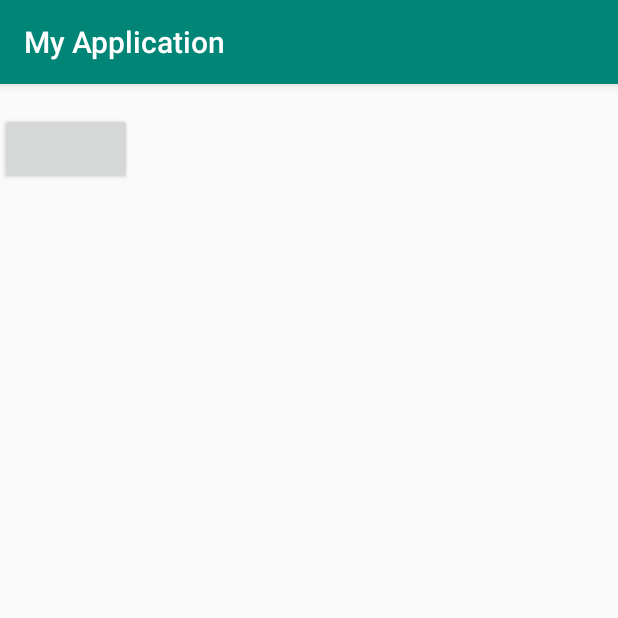
After one commit to friendshipkim97/Android-Practice, an Android app: the LifeCycleExam screen opened directly, with no data from a screen before it, on a phone screen of 412 x 824 dp, the top half of it. The commit adds this screen. Run offline under Robolectric (Android 15) with nearby library versions, the phone set to English and light mode, and no system bars.

Commit message:
Update LifeCycle

```diff
--- a/app/src/main/AndroidManifest.xml
+++ b/app/src/main/AndroidManifest.xml
@@ -18,7 +18,10 @@
         android:roundIcon="@mipmap/ic_launcher_round"
         android:supportsRtl="true"
         android:theme="@style/AppTheme">
-        <activity android:name=".ViewpagerExam"></activity>
+        <activity android:name=".LifeCycleSubExam" android:theme="@android:style/Theme.Translucent">
+        </activity>
+        <activity android:name=".LifeCycleExam" />
+        <activity android:name=".ViewpagerExam" />
         <activity android:name=".RadioButtonExam" />
         <activity android:name=".CheckBoxExam" />
         <activity android:name=".FirebaseListExample" />
--- /dev/null
+++ b/app/src/main/java/com/cookandroid/myapplication/LifeCycleExam.java
@@ -0,0 +1,67 @@
+package com.cookandroid.myapplication;
+
+import androidx.appcompat.app.AppCompatActivity;
+
+import android.content.Intent;
+import android.os.Bundle;
+import android.util.Log;
+import android.view.View;
+
+public class LifeCycleExam extends AppCompatActivity {
+
+    @Override
+    protected void onCreate(Bundle savedInstanceState) { // Activity가 생성이 될때 어떠한 행동을 해줄것이냐를 적어주는 것
+        super.onCreate(savedInstanceState);
+        setContentView(R.layout.activity_life_cycle_exam); // r은 res폴더를 의미한다.
+        // 액티비티 또는 프레그먼트가 생성 되었을 때 이곳 내부 구문들을 실행한다.
+        Log.e("onCreate", "ENTER");
+
+        findViewById(R.id.btn_lifeCycleTest).setOnClickListener(new View.OnClickListener() {
+            @Override
+            public void onClick(View view) {
+                startActivity(new Intent(LifeCycleExam.this, LifeCycleSubExam.class));
+            }
+        });
+    }
+
+    @Override
+    protected void onStart() {
+        super.onStart();
+        Log.e("onStart", "ENTER");
+    }
+
+    @Override
+    protected void onResume() {
+        super.onResume();
+        // 중지 되어있던 액티비티가 다시 재개(재 실행) 되는 시점에서 이곳 내부구문들을 실행 ( ex) a -> b 액티비티로갔다가 b 액티비티가 소멸되었을 때 실행)
+        Log.e("onResume", "ENTER");
+    }
+
+    @Override
+    protected void onPause() {
+        super.onPause();
+        // 중지 상태(홈 버튼을 눌러서 바깥으로 잠깐 빠져나갔을 때(앱을 종료한게 아님), 다른 액티비티가 활성화 되어있을 때(안드로이드는 한 화면밖에 띄울 수 없다.)일 때 이곳 내부구문들을 실행
+        Log.e("onPause", "ENTER");
+    }
+
+    @Override
+    protected void onStop() { // 기존 액티비티가 안보이는 상태(투명하게라도 보이면 호출되지 않음)까지 도달했을 때 onStop이 호출된다. , 런쳐화면 자체도 액티비티이다. 우리가 구현을 안했을 뿐
+        super.onStop();
+        Log.e("onStop", "ENTER");
+    }
+
+    @Override
+    protected void onRestart() {
+        super.onRestart();
+        Log.e("onRestart", "ENTER");
+    }
+
+    @Override
+    protected void onDestroy() {
+        super.onDestroy();
+        // 화면이 파괴되어서 소멸했을 때의 시점 일 때 이곳 내부구문들을 실행
+        Log.e("onDestroy", "ENTER");
+    }
+
+
+}
--- /dev/null
+++ b/app/src/main/res/layout/activity_life_cycle_exam.xml
@@ -0,0 +1,23 @@
+<?xml version="1.0" encoding="utf-8"?>
+<LinearLayout xmlns:android="http://schemas.android.com/apk/res/android"
+    xmlns:app="http://schemas.android.com/apk/res-auto"
+    xmlns:tools="http://schemas.android.com/tools"
+    android:layout_width="match_parent"
+    android:layout_height="match_parent"
+    android:orientation="vertical"
+    tools:context=".LifeCycleExam">
+
+    <TextView
+        android:layout_width="wrap_content"
+        android:layout_height="wrap_content">
+
+    </TextView>
+
+    <Button
+        android:id="@+id/btn_lifeCycleTest"
+        android:layout_width="wrap_content"
+        android:layout_height="wrap_content"
+        >
+    </Button>
+
+</LinearLayout>
--- a/app/src/main/res/layout/activity_main.xml
+++ b/app/src/main/res/layout/activity_main.xml
@@ -211,6 +211,12 @@
             android:layout_height="wrap_content"
             android:text="viewPager이동">
         </Button>
+        <Button
+            android:id="@+id/lifeCycle_move"
+            android:layout_width="wrap_content"
+            android:layout_height="wrap_content"
+            android:text="lifeCycle이동">
+        </Button>
 
 
     </LinearLayout>
```
Also changed, not shown: app/src/main/java/com/cookandroid/myapplication/LifeCycleSubExam.java (added, +16 -0 lines), app/src/main/java/com/cookandroid/myapplication/MainActivity.java (+9 -0 lines), app/src/main/java/com/cookandroid/myapplication/VPFragMonday.java (+10 -7 lines), app/src/main/java/com/cookandroid/myapplication/VPFragTuesday.java (+7 -1 lines), app/src/main/java/com/cookandroid/myapplication/VPFragWednesday.java (+7 -1 lines), app/src/main/java/com/cookandroid/myapplication/ViewPagerAdapter.java (+5 -41 lines), app/src/main/res/layout/activity_life_cycle_sub_exam.xml (added, +22 -0 lines).
